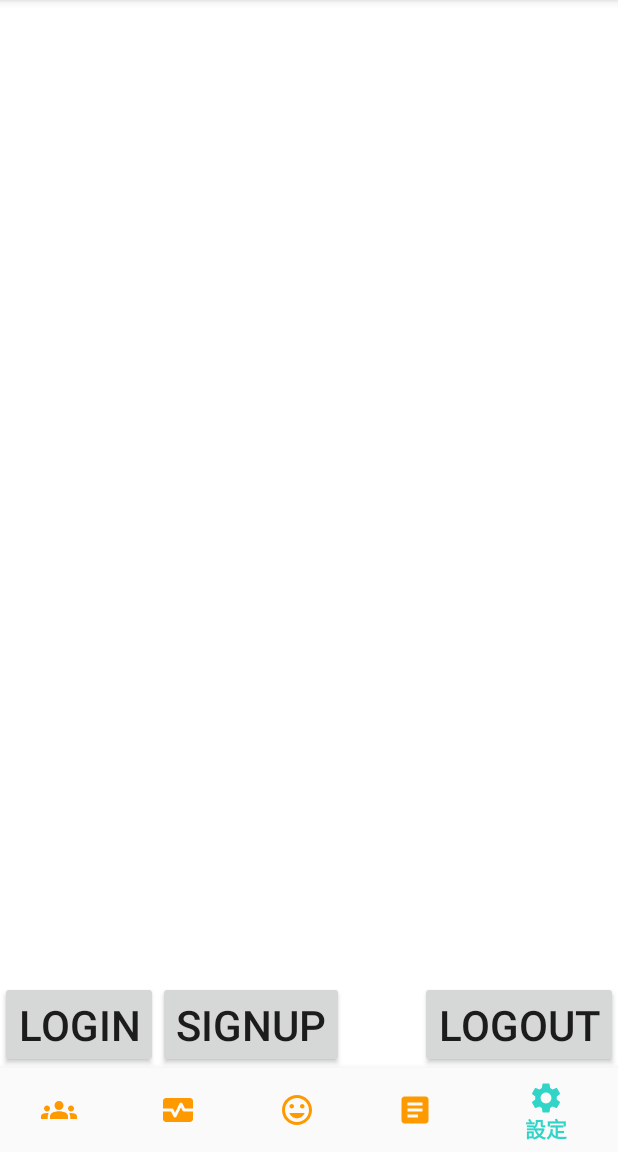
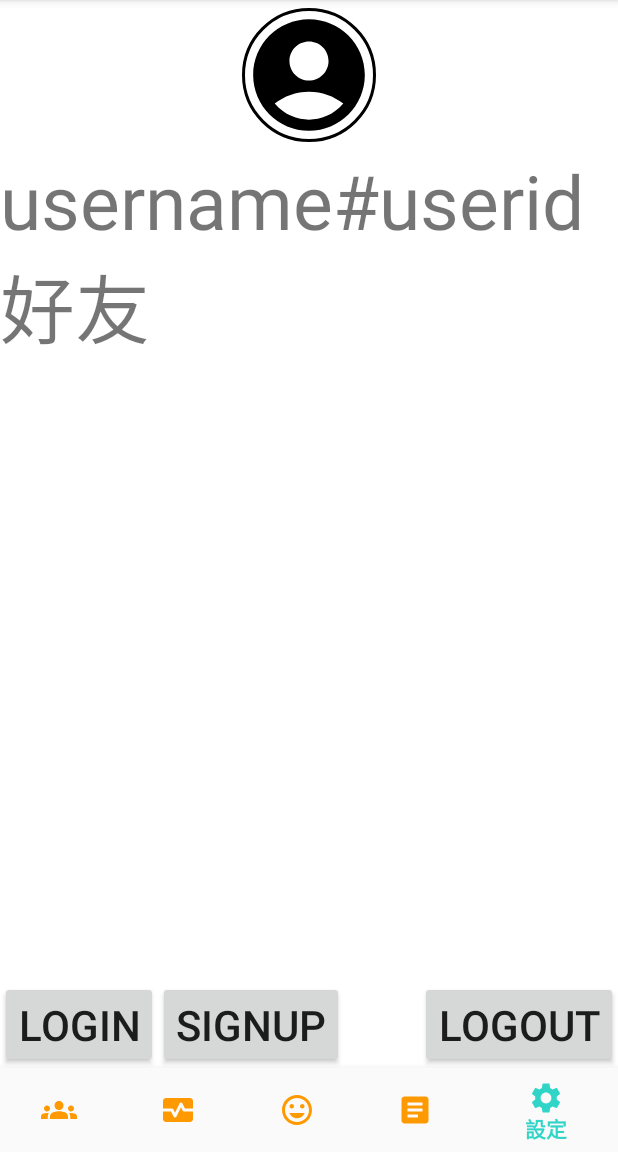
Before and after one commit to ethan91024/FamiCare, an Android app: the screen it shows after launch (MainActivity), item 5 of the bottom bar chosen, on a phone screen of 412 x 824 dp, the part 84-1236 px from its top. Run offline under Robolectric (Android 15) with nearby library versions, the phone set to English and light mode, and no system bars; our stand-ins replace CircleImageView, Firebase (no records; nobody signed in at launch, a user with empty details on screens opened directly), Picasso; libraries missing offline, so code that uses them is left out: androidx.health.connect; pictures from the network do not load; 1 statement that could not run was skipped.

Commit message:
加好友id

```diff
--- a/app/src/main/res/layout/fragment_settings.xml
+++ b/app/src/main/res/layout/fragment_settings.xml
@@ -3,11 +3,47 @@
     android:layout_width="match_parent"
     android:layout_height="match_parent"
     xmlns:tools="http://schemas.android.com/tools"
+    xmlns:app="http://schemas.android.com/apk/res-auto"
     android:orientation="vertical"
     android:id="@+id/setting"
     tools:context=".SettingsFragment"
     android:background="@color/white">
 
+    <de.hdodenhof.circleimageview.CircleImageView
+        android:layout_width="100dp"
+        android:layout_height="100dp"
+        android:id="@+id/profile_image"
+        android:layout_marginStart="4dp"
+        android:layout_marginLeft="4dp"
+        android:padding="5dp"
+        android:src="@drawable/avatar_b"
+        app:civ_border_width="2dp"
+        android:layout_centerHorizontal="true"/>
+    <TextView
+        android:id="@+id/username"
+        android:layout_width="wrap_content"
+        android:layout_height="wrap_content"
+        android:textSize="50sp"
+        android:text="username"
+        android:layout_below="@id/profile_image"
+        />
+    <TextView
+        android:id="@+id/userid"
+        android:layout_width="wrap_content"
+        android:layout_height="wrap_content"
+        android:textSize="50sp"
+        android:text="#userid"
+        android:layout_below="@id/profile_image"
+        android:layout_toRightOf="@id/username"
+        />
+    <TextView
+        android:id="@+id/friend"
+        android:layout_width="match_parent"
+        android:layout_height="wrap_content"
+        android:textSize="50sp"
+        android:text="好友"
+        android:layout_below="@id/username"
+        />
     <Button
         android:id="@+id/login"
         android:layout_width="wrap_content"
```
Also changed, not shown: app/src/main/java/com/ethan/FamiCare/Firebasecords/SettingModel.java (added, +31 -0 lines), app/src/main/java/com/ethan/FamiCare/Login.java (+9 -0 lines).
